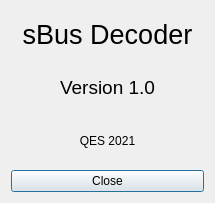
Qt form Software/SBusDecoderClient/aboutdialog.ui (bemcgarvey/SBus-Decoder) before a commit.
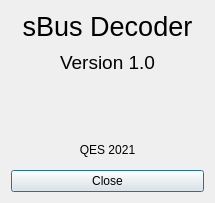
The same form after that commit. Icons and pictures are not drawn.

Diff of the .ui file:
```diff
--- a/Software/SBusDecoderClient/aboutdialog.ui
+++ b/Software/SBusDecoderClient/aboutdialog.ui
@@ -47,6 +47,58 @@
      </property>
     </widget>
    </item>
+   <item>
+    <layout class="QHBoxLayout" name="horizontalLayout">
+     <item>
+      <spacer name="horizontalSpacer">
+       <property name="orientation">
+        <enum>Qt::Horizontal</enum>
+       </property>
+       <property name="sizeHint" stdset="0">
+        <size>
+         <width>40</width>
+         <height>20</height>
+        </size>
+       </property>
+      </spacer>
+     </item>
+     <item>
+      <widget class="QLabel" name="label_4">
+       <property name="minimumSize">
+        <size>
+         <width>48</width>
+         <height>48</height>
+        </size>
+       </property>
+       <property name="text">
+        <string/>
+       </property>
+       <property name="pixmap">
+        <pixmap resource="resources.qrc">:/images/icon.ico</pixmap>
+       </property>
+       <property name="scaledContents">
+        <bool>true</bool>
+       </property>
+       <property name="alignment">
+        <set>Qt::AlignCenter</set>
+       </property>
+      </widget>
+     </item>
+     <item>
+      <spacer name="horizontalSpacer_2">
+       <property name="orientation">
+        <enum>Qt::Horizontal</enum>
+       </property>
+       <property name="sizeHint" stdset="0">
+        <size>
+         <width>40</width>
+         <height>20</height>
+        </size>
+       </property>
+      </spacer>
+     </item>
+    </layout>
+   </item>
    <item>
     <widget class="QLabel" name="label_3">
      <property name="text">
```
Left out of the diff: 4 changed lines with no effect on the pictures.
